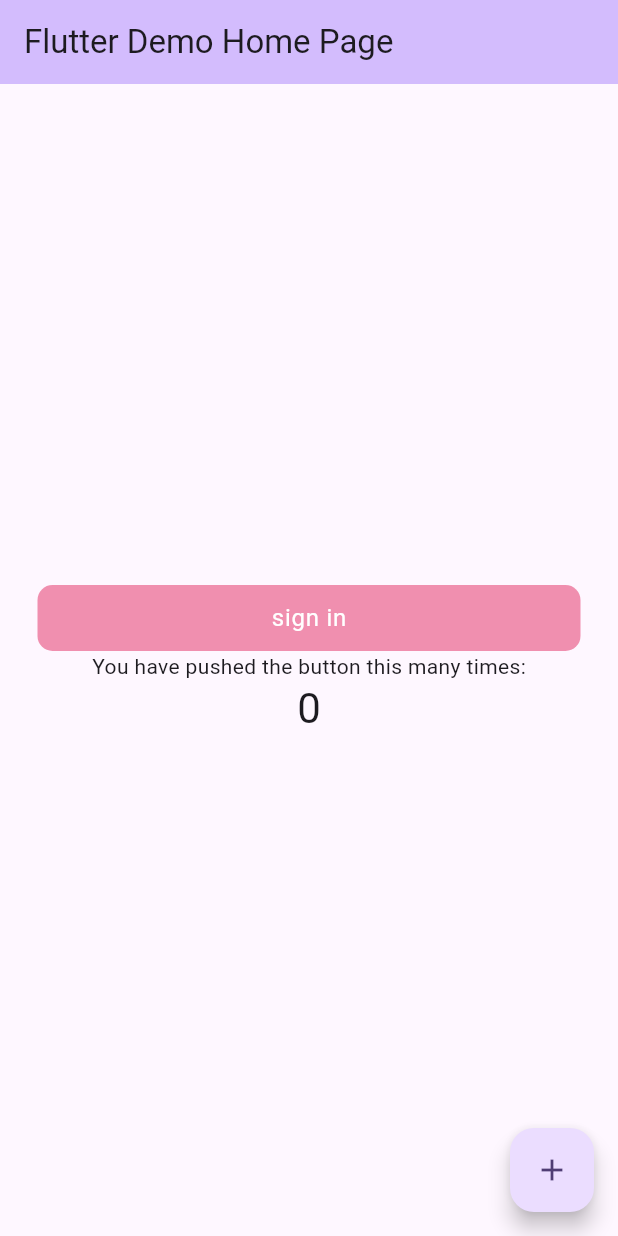
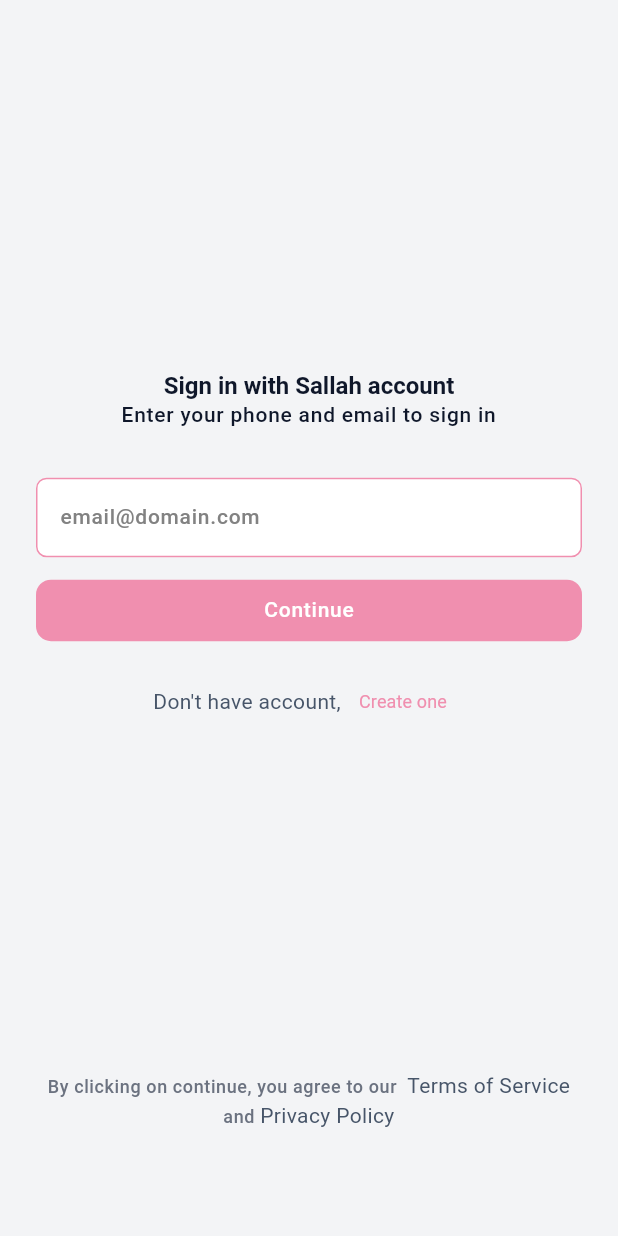
Before and after one commit to mohsinkhan117/Ebi, a Flutter app: the screen it shows after launch, on a phone screen of 412 x 824 dp. Run offline on Flutter 3.47's test engine with Material 3 defaults, Android fonts, the light colour scheme and no system bars; our stand-ins replace cloud_firestore, firebase_auth, permission_handler; accounts and stored records are empty; Roboto replaces fonts that are missing (Poppins).

Commit message:
Signin and signin UI completed

```diff
--- a/lib/core/theme/custom_theme/text_field_theme.dart
+++ b/lib/core/theme/custom_theme/text_field_theme.dart
@@ -16,7 +16,7 @@
     ),
     hintStyle: const TextStyle().copyWith(
       fontSize: 14,
-      color: AppColors.textSecondary,
+      color: AppColors.softGrey,
     ),
     errorStyle: const TextStyle().copyWith(
       fontStyle: FontStyle.normal,
@@ -29,11 +29,11 @@
     ),
     enabledBorder: const OutlineInputBorder().copyWith(
       borderRadius: BorderRadius.circular(7),
-      borderSide: const BorderSide(width: 1, color: AppColors.dark),
+      borderSide: const BorderSide(width: 1, color: AppColors.primary),
     ),
     focusedBorder: const OutlineInputBorder().copyWith(
       borderRadius: BorderRadius.circular(7),
-      borderSide: const BorderSide(width: 1.5, color: AppColors.dark),
+      borderSide: const BorderSide(width: 1.5, color: AppColors.primary),
     ),
     errorBorder: const OutlineInputBorder().copyWith(
       borderRadius: BorderRadius.circular(7),
@@ -55,7 +55,10 @@
       fontSize: 14,
       color: AppColors.white,
     ),
-    hintStyle: const TextStyle().copyWith(fontSize: 14, color: AppColors.grey),
+    hintStyle: const TextStyle().copyWith(
+      fontSize: 14,
+      color: AppColors.softGrey,
+    ),
     errorStyle: const TextStyle().copyWith(
       fontStyle: FontStyle.normal,
       color: AppColors.error,
@@ -67,7 +70,7 @@
     ),
     enabledBorder: const OutlineInputBorder().copyWith(
       borderRadius: BorderRadius.circular(14),
-      borderSide: const BorderSide(width: 1, color: AppColors.grey),
+      borderSide: const BorderSide(width: 1, color: AppColors.primary),
     ),
     focusedBorder: const OutlineInputBorder().copyWith(
       borderRadius: BorderRadius.circular(14),
--- a/lib/core/theme/themes.dart
+++ b/lib/core/theme/themes.dart
@@ -56,6 +56,7 @@
     primaryColor: AppColors.primary,
     scaffoldBackgroundColor: AppColors.dark,
     textTheme: AppTextTheme.darkTextTheme,
+
     appBarTheme: AppAppBarTheme.darkAppBarTheme,
     checkboxTheme: AppCheckboxTheme.darkCheckboxTheme,
     bottomSheetTheme: AppBottomSheetTheme.darkBottomSheetTheme,
--- a/lib/main.dart
+++ b/lib/main.dart
@@ -1,8 +1,20 @@
-import 'package:ebi/ui/widgets/my_button.dart';
+import 'package:ebi/core/theme/themes.dart';
+import 'package:ebi/ui/views/auth/signin_view/signin_view.dart';
+import 'package:ebi/ui/views/auth/signin_view/signin_view_model.dart';
+import 'package:ebi/ui/views/auth/signup_view/signup_view_model.dart';
 import 'package:flutter/material.dart';
+import 'package:provider/provider.dart';
 
 void main() {
-  runApp(const MyApp());
+  runApp(
+    MultiProvider(
+      providers: [
+        ChangeNotifierProvider(create: (_) => SigninViewModel()),
+        ChangeNotifierProvider(create: (_) => SignupViewModel()),
+      ],
+      child: const MyApp(),
+    ),
+  );
 }
 
 class MyApp extends StatelessWidget {
@@ -12,114 +24,11 @@
   @override
   Widget build(BuildContext context) {
     return MaterialApp(
-      title: 'Flutter Demo',
-      theme: ThemeData(
-        // This is the theme of your application.
-        //
-        // TRY THIS: Try running your application with "flutter run". You'll see
-        // the application has a purple toolbar. Then, without quitting the app,
-        // try changing the seedColor in the colorScheme below to Colors.green
-        // and then invoke "hot reload" (save your changes or press the "hot
-        // reload" button in a Flutter-supported IDE, or press "r" if you used
-        // the command line to start the app).
-        //
-        // Notice that the counter didn't reset back to zero; the application
-        // state is not lost during the reload. To reset the state, use hot
-        // restart instead.
-        //
-        // This works for code too, not just values: Most code changes can be
-        // tested with just a hot reload.
-        colorScheme: ColorScheme.fromSeed(seedColor: Colors.deepPurple),
-      ),
-      home: const MyHomePage(title: 'Flutter Demo Home Page'),
+      debugShowCheckedModeBanner: false,
+      home: SignInView(),
+      theme: AppTheme.lightTheme,
+      darkTheme: AppTheme.darkTheme,
+      themeMode: ThemeMode.system,
     );
   }
 }
-
-class MyHomePage extends StatefulWidget {
-  const MyHomePage({super.key, required this.title});
-
-  // This widget is the home page of your application. It is stateful, meaning
-  // that it has a State object (defined below) that contains fields that affect
-  // how it looks.
-
-  // This class is the configuration for the state. It holds the values (in this
-  // case the title) provided by the parent (in this case the App widget) and
-  // used by the build method of the State. Fields in a Widget subclass are
-  // always marked "final".
-
-  final String title;
-
-  @override
-  State<MyHomePage> createState() => _MyHomePageState();
-}
-
-class _MyHomePageState extends State<MyHomePage> {
-  int _counter = 0;
-
-  void _incrementCounter() {
-    setState(() {
-      // This call to setState tells the Flutter framework that something has
-      // changed in this State, which causes it to rerun the build method below
-      // so that the display can reflect the updated values. If we changed
-      // _counter without calling setState(), then the build method would not be
-      // called again, and so nothing would appear to happen.
-      _counter++;
-    });
-  }
-
-  @override
-  Widget build(BuildContext context) {
-    // This method is rerun every time setState is called, for instance as done
-    // by the _incrementCounter method above.
-    //
-    // The Flutter framework has been optimized to make rerunning build methods
-    // fast, so that you can just rebuild anything that needs updating rather
-    // than having to individually change instances of widgets.
-    return Scaffold(
-      appBar: AppBar(
-        // TRY THIS: Try changing the color here to a specific color (to
-        // Colors.amber, perhaps?) and trigger a hot reload to see the AppBar
-        // change color while the other colors stay the same.
-        backgroundColor: Theme.of(context).colorScheme.inversePrimary,
-        // Here we take the value from the MyHomePage object that was created by
-        // the App.build method, and use it to set our appbar title.
-        title: Text(widget.title),
-      ),
-      body: Center(
-        // Center is a layout widget. It takes a single child and positions it
-        // in the middle of the parent.
-        child: Column(
-          // Column is also a layout widget. It takes a list of children and
-          // arranges them vertically. By default, it sizes itself to fit its
-          // children horizontally, and tries to be as tall as its parent.
-          //
-          // Column has various properties to control how it sizes itself and
-          // how it positions its children. Here we use mainAxisAlignment to
-          // center the children vertically; the main axis here is the vertical
-          // axis because Columns are vertical (the cross axis would be
-          // horizontal).
-          //
-          // TRY THIS: Invoke "debug painting" (choose the "Toggle Debug Paint"
-          // action in the IDE, or press "p" in the console), to see the
-          // wireframe for each widget.
-          mainAxisAlignment: MainAxisAlignment.center,
-          children: <Widget>[
-            MyButton(textChild: 'sign in', onTap: () {}),
-
-            const Text('You have pushed the button this many times:'),
-            Text(
-              '$_counter',
-              style: Theme.of(context).textTheme.headlineMedium,
-            ),
-          ],
-        ),
-      ),
-      floatingActionButton: FloatingActionButton(
-        onPressed: _incrementCounter,
-        tooltip: 'Increment',
-        child: const Icon(Icons.add),
-      ), // This trailing comma makes auto-formatting nicer for build methods.
-    );
-  }
-}
--- a/lib/ui/views/auth/signin_view/signin_view.dart
+++ b/lib/ui/views/auth/signin_view/signin_view.dart
@@ -0,0 +1,155 @@
+import 'package:ebi/core/helper_functions/helper_function.dart';
+import 'package:ebi/core/theme/app_colors.dart';
+import 'package:ebi/core/theme/sizes.dart';
+import 'package:ebi/core/utils/device_utils.dart';
+import 'package:ebi/ui/views/auth/signin_view/signin_view_model.dart';
+import 'package:ebi/ui/views/auth/signup_view/signup_view.dart';
+import 'package:ebi/ui/widgets/my_button.dart';
+import 'package:flutter/material.dart';
+import 'package:provider/provider.dart';
+
+class SignInView extends StatelessWidget {
+  static const String routeName = '/signIn_view';
+  static Route route() {
+    return MaterialPageRoute(
+      builder: (context) => SignInView(),
+
+      settings: RouteSettings(name: routeName),
+    );
+  }
+
+  SignInView({super.key});
+  final sizedBox = SizedBox(height: AppSizes.spaceBtwItems);
+  @override
+  Widget build(BuildContext context) {
+    return Scaffold(
+      resizeToAvoidBottomInset: false,
+
+      body: Padding(
+        padding: const EdgeInsets.all(AppSizes.defaultSpace),
+        child: Center(
+          child: Consumer<SigninViewModel>(
+            builder: (context, model, child) {
+              return Form(
+                child: Column(
+                  // mainAxisAlignment: MainAxisAlignment.center,
+                  // crossAxisAlignment: CrossAxisAlignment.center,
+                  children: [
+                    SizedBox(
+                      height: DeviceUtils.getScreenHeight(context) * 0.27,
+                    ),
+                    Text(
+                      textAlign: TextAlign.center,
+                      'Sign in with Sallah account',
+                      style: Theme.of(context).textTheme.titleLarge!.copyWith(
+                        fontWeight: FontWeight.bold,
+                      ),
+                    ),
+
+                    Text(
+                      textAlign: TextAlign.center,
+                      'Enter your phone and email to sign in',
+                      style: Theme.of(context).textTheme.bodyLarge,
+                    ),
+                    sizedBox,
+                    MyTextFormField(controller: model.signInController),
+
+                    MyButton(textChild: 'Continue', onTap: () {}),
+                    sizedBox,
+
+                    Row(
+                      mainAxisAlignment: MainAxisAlignment.center,
+                      children: [
+                        Text("Don't have account,"),
+                        TextButton(
+                          onPressed: () {
+                            HelperFunctions.navigateToScreen(
+                              context,
+                              SignupView(),
+                            );
+                          },
+                          child: Text(
+                            'Create one',
+                            style: TextStyle(color: AppColors.primary),
+                          ),
+                        ),
+                      ],
+                    ),
+                    SizedBox(
+                      height: DeviceUtils.getScreenHeight(context) * 0.27,
+                    ),
+                    PrivacyPolicyText(),
+                  ],
+                ),
+              );
+            },
+          ),
+        ),
+      ),
+    );
+  }
+}
+
+// ================= Text Form Field ============
+class MyTextFormField extends StatelessWidget {
+  final TextEditingController controller;
+  final String? Function(String?)? validator;
+
+  const MyTextFormField({super.key, required this.controller, this.validator});
+
+  @override
+  Widget build(BuildContext context) {
+    return Padding(
+      padding: const EdgeInsets.symmetric(vertical: 15.0),
+      child: TextFormField(
+        controller: controller,
+        validator:
+            validator ??
+            (value) {
+              if (value == null || value.isEmpty) {
+                return 'Please enter a valid phone number or email';
+              }
+              return null;
+            },
+        decoration: InputDecoration(
+          hintText: 'email@domain.com',
+
+          border: OutlineInputBorder(
+            borderSide: BorderSide(color: AppColors.borderPrimary),
+            borderRadius: BorderRadius.circular(AppSizes.borderRadiusMd),
+          ),
+        ),
+      ),
+    );
+  }
+}
+
+// ============= privacy Policy Text ===================
+class PrivacyPolicyText extends StatelessWidget {
+  const PrivacyPolicyText({super.key});
+
+  @override
+  Widget build(BuildContext context) {
+    return Text.rich(
+      textAlign: TextAlign.center,
+      TextSpan(
+        children: <TextSpan>[
+          TextSpan(
+            text: 'By clicking on continue, you agree to our ',
+            style: Theme.of(
+              context,
+            ).textTheme.bodySmall!.copyWith(color: AppColors.darkGrey),
+          ),
+          TextSpan(text: ' Terms of Service '),
+          TextSpan(
+            text: ' and ',
+            style: Theme.of(
+              context,
+            ).textTheme.bodySmall!.copyWith(color: AppColors.darkGrey),
+          ),
+          TextSpan(text: 'Privacy Policy'),
+        ],
+      ),
+    );
+  }
+}
--- a/lib/ui/views/auth/signin_view/signin_view_model.dart
+++ b/lib/ui/views/auth/signin_view/signin_view_model.dart
@@ -0,0 +1,6 @@
+import 'package:flutter/material.dart';
+
+class SigninViewModel extends ChangeNotifier {
+  TextEditingController signInController = TextEditingController();
+
+}
--- a/lib/ui/views/auth/signup_view/signup_view_model.dart
+++ b/lib/ui/views/auth/signup_view/signup_view_model.dart
@@ -0,0 +1,5 @@
+import 'package:flutter/material.dart';
+
+class SignupViewModel extends ChangeNotifier {
+  TextEditingController signUpController = TextEditingController();
+}
--- a/lib/ui/widgets/my_button.dart
+++ b/lib/ui/widgets/my_button.dart
@@ -13,7 +13,7 @@
       onTap: onTap,
       child: Container(
         padding: EdgeInsets.all(10),
-        margin: EdgeInsets.symmetric(horizontal: 25),
+        // margin: EdgeInsets.symmetric(horizontal: 25),
         decoration: BoxDecoration(
           color: AppColors.primary,
           borderRadius: BorderRadius.circular(10),
```
Also changed, not shown: lib/core/routes/routes_generator.dart (+6 -4 lines), lib/ui/views/auth/signup_view/signup_view.dart (+90 -0 lines), 1 other file.
